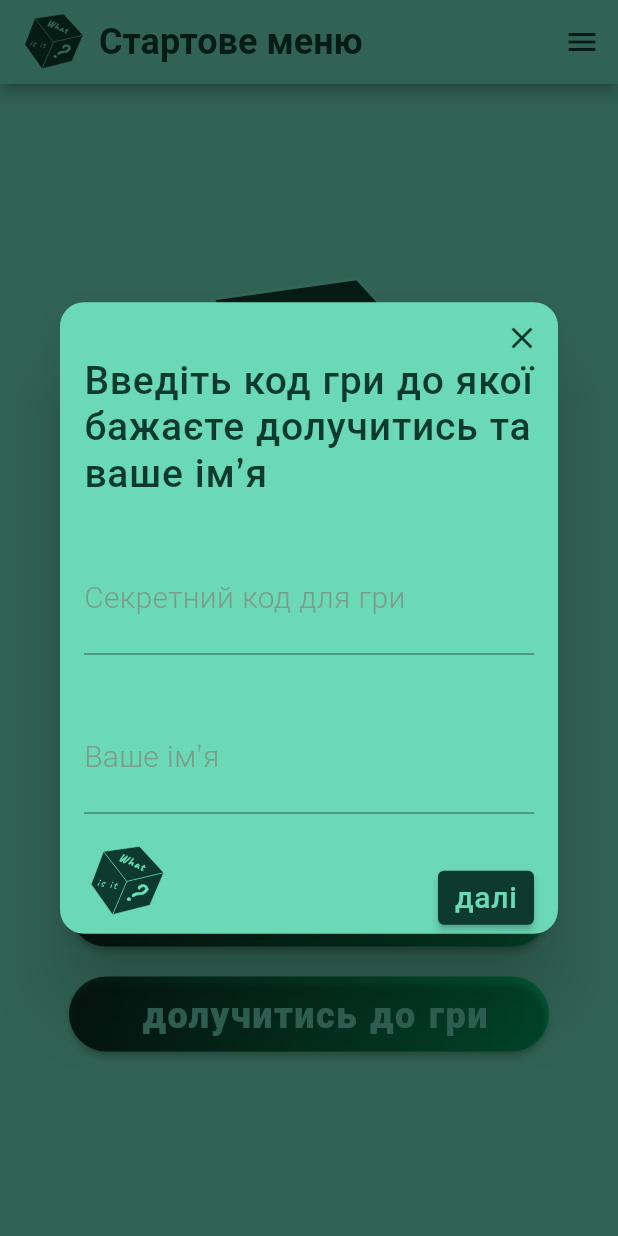
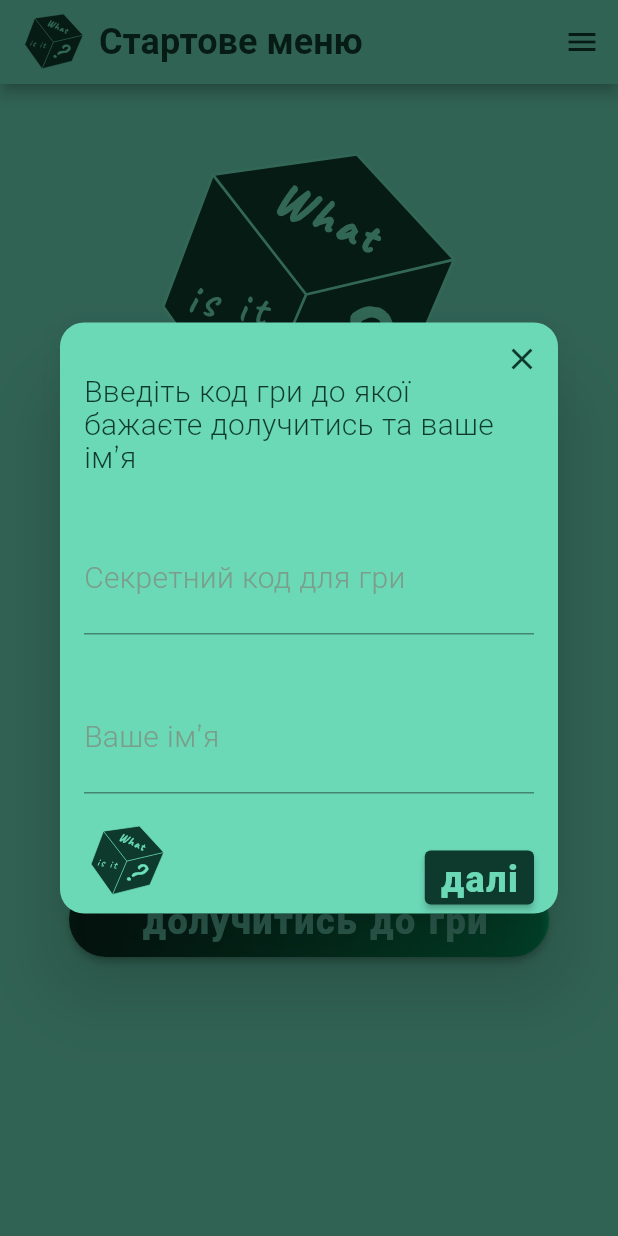
Before and after one commit to yutaDV/wordplay, a Flutter app: the screen it shows after launch, after a tap on "долучитись до гри", on a phone screen of 412 x 824 dp. Run offline on Flutter 3.47's test engine with Material 2 defaults, Android fonts, the phone set to English and light mode, and no system bars; our stand-ins replace cloud_firestore, equatable, firebase_core, flutter_bloc, flutter_svg; accounts and stored records are empty; generated files the repository leaves out were written again; project files that could hold a hidden picture were left out.

```diff
--- a/lib/dialogs/join_game_dialog.dart
+++ b/lib/dialogs/join_game_dialog.dart
@@ -1,11 +1,13 @@
+import 'dart:async';
+
 import 'package:flutter/material.dart';
-import 'package:wordplay/features/waiting_players/view/waitng_players_page.dart';
-import 'package:wordplay/ui/widget/app_bar.dart';
 import 'package:wordplay/ui/widget/data_input_dialog.dart';
 import 'package:wordplay/generated/l10n.dart';
 import '../repositories/game_repository.dart';
 
-void joinGameDialog(BuildContext context, GameRepository gameRepository) {
+Future<List<String>?> joinGameDialog(BuildContext context, GameRepository gameRepository) async {
+  Completer<List<String>?> completer = Completer();
+
   showDialog(
     context: context,
     builder: (context) {
@@ -17,28 +19,14 @@ void joinGameDialog(BuildContext context, GameRepository gameRepository) {
           String playerName = answers[1];
           await gameRepository.addPlayerToGame(gameCode, playerName);
 
-          // Перевірка, чи віджет все ще має доступ до контексту перед викликом Navigator.push
-          if (context != null) {
-            Navigator.push(
-              context,
-              MaterialPageRoute(
-                builder: (context) => Scaffold(
-                  appBar: MyAppBar(
-                    pageTitle: S.of(context).WaitingPlayers,
-                    showBackButton: false,
-                  ),
-                  body: SingleChildScrollView(
-                    child: WaitingPage(
-                      accessCode: gameCode,
-                      playerName: playerName,
-                    ),
-                  ),
-                ),
-              ),
-            );
-          }
+          // Передаємо результат через Completer
+          completer.complete([gameCode, playerName]);
+
         },
       );
     },
   );
+
+  // Повертаємо Future з Completer
+  return completer.future;
 }
--- a/lib/features/welcome_page/welcome_page.dart
+++ b/lib/features/welcome_page/welcome_page.dart
@@ -1,6 +1,7 @@
 import 'package:flutter/material.dart';
 import 'package:flutter_bloc/flutter_bloc.dart';
 import 'package:wordplay/features/create_game_page/create_game_page.dart';
+import 'package:wordplay/features/waiting_players/view/waitng_players_page.dart';
 import 'package:wordplay/features/welcome_page/navigation_cubit.dart';
 import 'package:wordplay/repositories/game_repository.dart';
 
@@ -24,25 +25,27 @@ class WelcomePage extends StatelessWidget {
         pageTitle: S.of(context).menu,
         showBackButton: false,
       ),
-      body: Center(
+      body: SingleChildScrollView(
+        child: Center(
           child: BlocBuilder<NavigationCubit, PageType>(
             builder: (context, state) {
               return Column(
                 mainAxisAlignment: MainAxisAlignment.center,
                 children: <Widget>[
+                  const SizedBox(height: 40),
                   const Logo(size: 200.0),
                   const SizedBox(height: 40),
                   Text(
                     S.of(context).hello,
                     style: Theme.of(context).textTheme.titleLarge,
                   ),
-                const SizedBox(height: 100),
+                  const SizedBox(height: 120),
                   MainButton(
                     text: S.of(context).startGame,
                     onPressed: () async {
                       Navigator.push(
                         context,
-                      MaterialPageRoute(builder: (context) =>  CreateGamePage(gameRepository: gameRepository),),
+                        MaterialPageRoute(builder: (context) => CreateGamePage(gameRepository: gameRepository)),
                       );
                     },
                   ),
@@ -50,7 +53,21 @@ class WelcomePage extends StatelessWidget {
                   MainButton(
                     text: S.of(context).joinGame,
                     onPressed: () async {
-                    joinGameDialog(context, gameRepository);
+                      // Викликати joinGameDialog та очікувати його завершення
+                      List<String>? result = await joinGameDialog(context, gameRepository);
+
+                      // Після завершення joinGameDialog, перейти на наступну сторінку
+                      if (result != null && result.length == 2) {
+                        String accessCode = result[0];
+                        String playerName = result[1];
+                        // ignore: use_build_context_synchronously
+                        Navigator.push(
+                          context,
+                          MaterialPageRoute(
+                            builder: (context) => WaitingPage(accessCode: accessCode, playerName: playerName),
+                          ),
+                        );
+                      }
                     },
                   ),
                 ],
@@ -58,6 +75,7 @@ class WelcomePage extends StatelessWidget {
             },
           ),
         ),
+      ),
     );
   }
 }
--- a/lib/ui/widget/data_input_dialog.dart
+++ b/lib/ui/widget/data_input_dialog.dart
@@ -8,11 +8,12 @@ class DataInputDialog extends StatefulWidget {
   final List<String> questions;
   final Function(List<String>) onDone;
 
-  const DataInputDialog({super.key,
+  const DataInputDialog({
+    Key? key,
     required this.title,
     required this.questions,
     required this.onDone,
-  });
+  }) : super(key: key);
 
   @override
   _DataInputDialogState createState() => _DataInputDialogState();
@@ -38,6 +39,7 @@ class _DataInputDialogState extends State<DataInputDialog> {
       shape: RoundedRectangleBorder(
         borderRadius: BorderRadius.circular(16.0),
       ),
+      child: SingleChildScrollView(
         child: Stack(
           children: [
             Column(
@@ -48,7 +50,7 @@ class _DataInputDialogState extends State<DataInputDialog> {
                   padding: const EdgeInsets.all(16.0),
                   child: Text(
                     widget.title,
-                  style: theme.textTheme.titleMedium,
+                    style: theme.textTheme.titleSmall
                   ),
                 ),
                 for (int i = 0; i < widget.questions.length; i++)
@@ -56,10 +58,10 @@ class _DataInputDialogState extends State<DataInputDialog> {
                     padding: const EdgeInsets.all(16.0),
                     child: TextField(
                       controller: controllers[i],
-                    style: theme.textTheme.titleMedium,
+                      style: theme.textTheme.subtitle1,
                       decoration: InputDecoration(
                         labelText: widget.questions[i],
-                      labelStyle: theme.textTheme.titleSmall?.copyWith(color: theme.dividerColor),// Колір тексту мітки
+                        labelStyle: theme.textTheme.subtitle2?.copyWith(color: theme.dividerColor),
                       ),
                     ),
                   ),
@@ -79,19 +81,18 @@ class _DataInputDialogState extends State<DataInputDialog> {
                       },
                       child: Text(
                         S.of(context).ok,
-                      style: theme.textTheme.labelMedium,
+                        style: theme.textTheme.button,
                       ),
                     ),
                   ),
                 ),
-
               ],
             ),
             Positioned(
               top: 0,
               right: 0,
               child: IconButton(
-              icon:  Icon(
+                icon: Icon(
                   Icons.close,
                   color: theme.primaryColor,
                 ),
@@ -107,6 +108,7 @@ class _DataInputDialogState extends State<DataInputDialog> {
             ),
           ],
         ),
+      ),
     );
   }
 }
```
Lines whose indentation alone changed are shown as unchanged.
